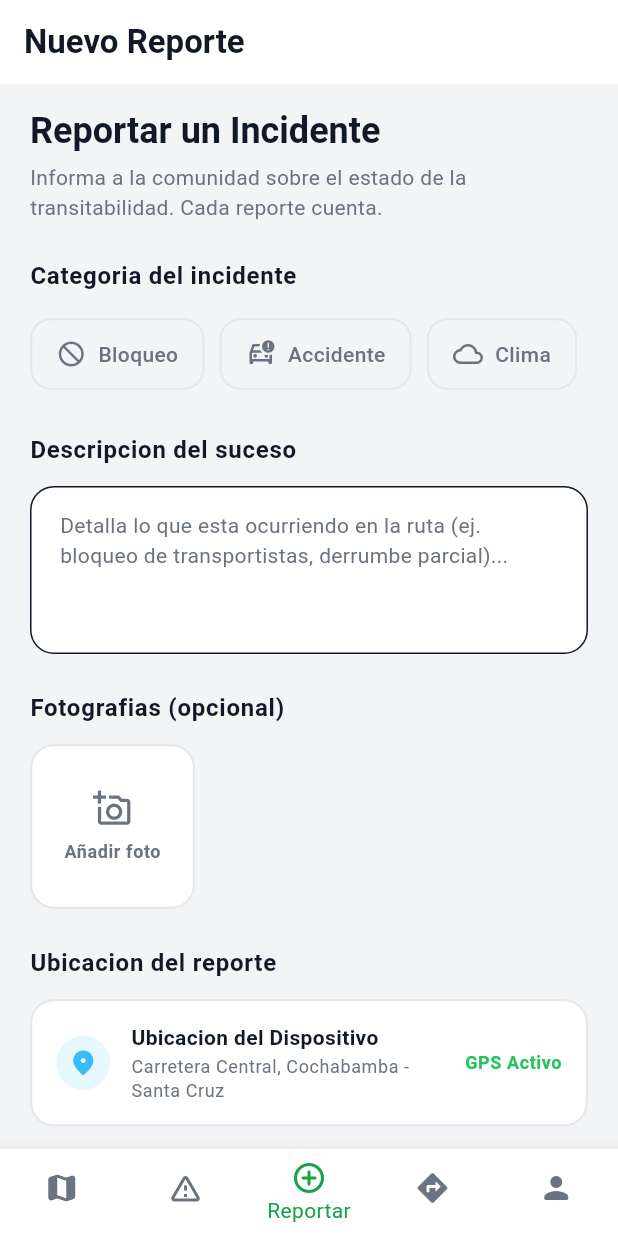
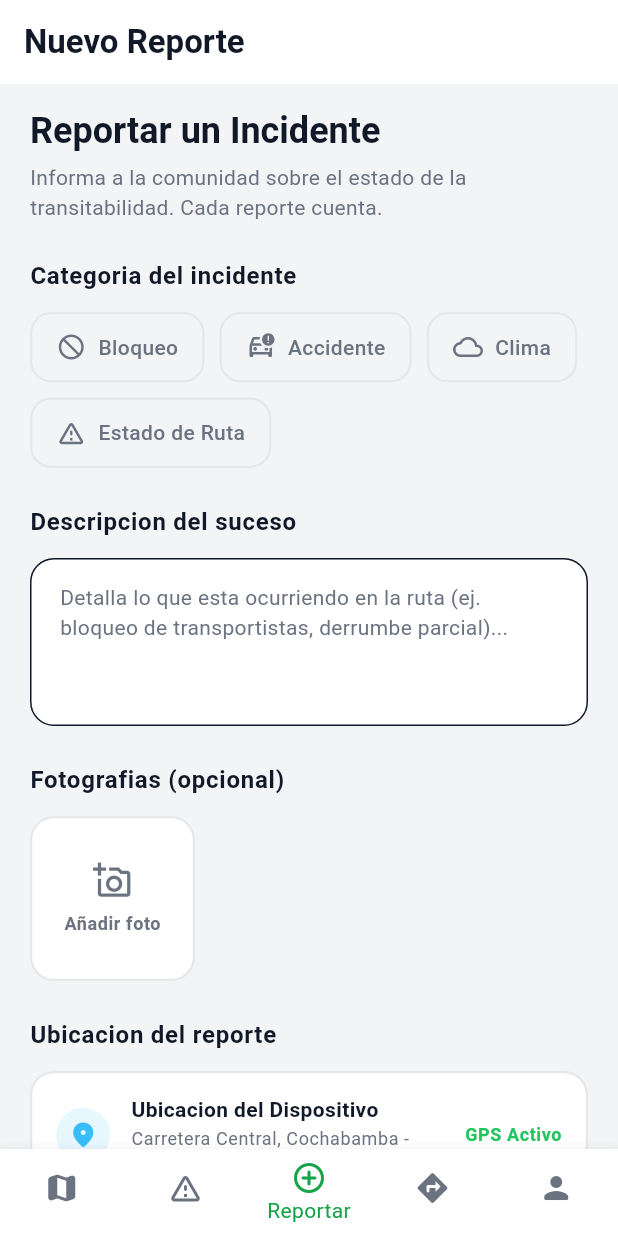
Before and after one commit to MelaSqui/RuteandoBolivia, a Flutter app: the screen it shows once a user with an empty profile is signed in, item 3 of the bottom bar chosen, on a phone screen of 412 x 824 dp. Run offline on Flutter 3.47's test engine with Material 3 defaults, Android fonts, the phone set to English and light mode, and no system bars; our stand-ins replace flutter_map, flutter_svg, latlong2, supabase_flutter; accounts and stored records are empty.

Commit message:
fix(reports): change categories selector to Wrap layout for improved responsiveness

```diff
--- a/lib/features/reports/presentation/screens/reports_screen.dart
+++ b/lib/features/reports/presentation/screens/reports_screen.dart
@@ -270,19 +270,13 @@
                   ),
                 ),
                 const SizedBox(height: 12),
-                SizedBox(
-                  height: 56, // Altura incrementada de 48 a 56 para evitar recortes en escalados de fuente
-                  child: ListView.builder(
-                    scrollDirection: Axis.horizontal,
-                    itemCount: _categories.length,
-                    physics: const BouncingScrollPhysics(),
-                    padding: const EdgeInsets.symmetric(vertical: 4), // Padding seguro para sombras y bordes
-                    itemBuilder: (context, index) {
+                Wrap(
+                  spacing: 10,
+                  runSpacing: 10,
+                  children: List.generate(_categories.length, (index) {
                     final category = _categories[index];
                     final isSelected = _selectedCategoryIndex == index;
-                      return Padding(
-                        padding: const EdgeInsets.only(right: 10),
-                        child: CategoryChip(
+                    return CategoryChip(
                       category: category,
                       isSelected: isSelected,
                       onTap: () {
@@ -290,10 +284,8 @@
                           _selectedCategoryIndex = index;
                         });
                       },
-                        ),
                     );
-                    },
-                  ),
+                  }),
                 ),
                 const SizedBox(height: 24),
 
```
Lines whose indentation alone changed are shown as unchanged.
